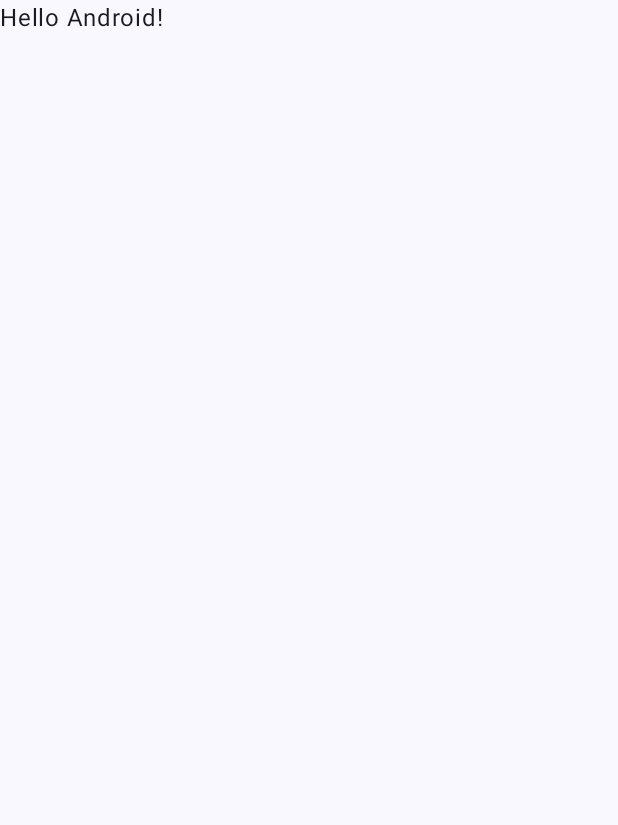
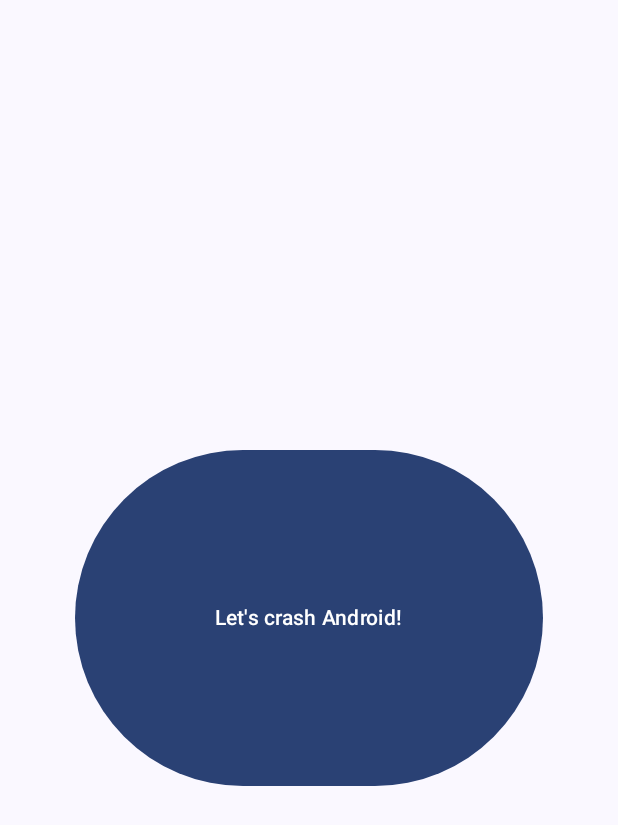
Before and after one commit to rodolphocastro/FriendlyCondo, an Android app built with Jetpack Compose: the screen it shows after launch (MainActivity), on a phone screen of 412 x 824 dp. Before the commit the part shown is almost empty. Shown: the top 825 px of the screen. Run offline under Robolectric (Android 15) with nearby library versions, the phone set to English and light mode, and no system bars; libraries missing offline, so code that uses them is left out: org.slf4j; 2 statements that could not run were skipped.

```diff
--- a/app/src/main/java/com/ardc/friendlycondo/MainActivity.kt
+++ b/app/src/main/java/com/ardc/friendlycondo/MainActivity.kt
@@ -4,37 +4,60 @@ import android.os.Bundle
 import androidx.activity.ComponentActivity
 import androidx.activity.compose.setContent
 import androidx.compose.foundation.layout.fillMaxSize
+import androidx.compose.foundation.layout.padding
+import androidx.compose.material3.Button
 import androidx.compose.material3.MaterialTheme
 import androidx.compose.material3.Surface
 import androidx.compose.material3.Text
 import androidx.compose.runtime.Composable
 import androidx.compose.ui.Modifier
 import androidx.compose.ui.tooling.preview.Preview
+import androidx.compose.ui.unit.dp
+import androidx.compose.ui.unit.sp
 import com.ardc.friendlycondo.ui.theme.FriendlyCondoTheme
+import org.slf4j.Logger
+import org.slf4j.LoggerFactory
 
 class MainActivity : ComponentActivity() {
+    private lateinit var log: Logger
+
     override fun onCreate(savedInstanceState: Bundle?) {
+        log = LoggerFactory.getLogger(MainActivity::class.java)
+        log.debug("Initializing...")
         super.onCreate(savedInstanceState)
         setContent {
             FriendlyCondoTheme {
                 // A surface container using the 'background' color from the theme
-                Surface(modifier = Modifier.fillMaxSize(), color = MaterialTheme.colorScheme.background) {
-                    Greeting("Android")
+                Surface(
+                    modifier = Modifier.fillMaxSize(),
+                    color = MaterialTheme.colorScheme.background
+                ) {
+                    Button(
+                        onClick = { crashWithText("Testing Crashlytics", log) },
+                        modifier = Modifier.padding(50.dp, 300.dp)
+                    ) {
+                        CrashIt("Android")
+                    }
                 }
             }
         }
     }
 }
 
+private fun crashWithText(message: String, logger: Logger) {
+    logger.warn("Something is wrong, I can feel it!")
+    throw RuntimeException(message)
+}
+
 @Composable
-fun Greeting(name: String) {
-    Text(text = "Hello $name!")
+fun CrashIt(name: String) {
+    Text(text = "Let's crash $name!")
 }
 
 @Preview(showBackground = true)
 @Composable
 fun DefaultPreview() {
     FriendlyCondoTheme {
-        Greeting("Android")
+        CrashIt("Android")
     }
 }
--- a/build.gradle
+++ b/build.gradle
@@ -1,6 +1,10 @@
 buildscript {
     ext {
         compose_version = '1.1.0-beta01'
+    }
+    dependencies {
+        classpath 'com.google.gms:google-services:4.3.13'
+        classpath 'com.google.firebase:firebase-crashlytics-gradle:2.9.1'
     }
 }
 
--- a/settings.gradle
+++ b/settings.gradle
@@ -12,5 +12,6 @@ dependencyResolutionManagement {
         mavenCentral()
     }
 }
+
 rootProject.name = "FriendlyCondo"
 include ':app'
```
Also changed, not shown: app/build.gradle (+7 -1 lines), app/src/main/assets/logback.xml (added, +14 -0 lines), app/src/main/java/com/ardc/friendlycondo/infrastructure/logging/LogcatCrashlyticsAppender.kt (added, +23 -0 lines), 3 other files.
